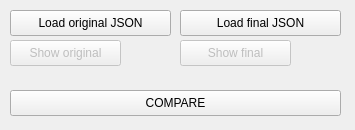
Above: warehouse_visualizer/src/mainwindow.ui from JohnyDevp/bachelor_work before the change. Below: the same form after it.
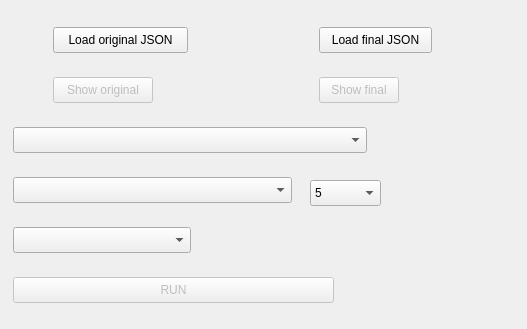
That is the form after the change.

What changed in the file:
```diff
--- a/warehouse_visualizer/src/mainwindow.ui
+++ b/warehouse_visualizer/src/mainwindow.ui
@@ -9,10 +9,16 @@
    <rect>
     <x>0</x>
     <y>0</y>
-    <width>355</width>
-    <height>130</height>
+    <width>527</width>
+    <height>329</height>
    </rect>
   </property>
+  <property name="maximumSize">
+   <size>
+    <width>16777213</width>
+    <height>16777215</height>
+   </size>
+  </property>
   <property name="windowTitle">
    <string>MainWindow</string>
   </property>
@@ -26,21 +32,21 @@
      <height>130</height>
     </size>
    </property>
-   <property name="maximumSize">
-    <size>
-     <width>355</width>
-     <height>130</height>
-    </size>
-   </property>
    <widget class="QPushButton" name="btnLoadOriginalJson">
     <property name="geometry">
      <rect>
-      <x>10</x>
-      <y>10</y>
-      <width>161</width>
+      <x>53</x>
+      <y>27</y>
+      <width>135</width>
       <height>26</height>
      </rect>
     </property>
+    <property name="sizePolicy">
+     <sizepolicy hsizetype="Fixed" vsizetype="Fixed">
+      <horstretch>0</horstretch>
+      <verstretch>0</verstretch>
+     </sizepolicy>
+    </property>
     <property name="text">
      <string>Load original JSON</string>
     </property>
@@ -48,12 +54,18 @@
    <widget class="QPushButton" name="btnLoadFinalJson">
     <property name="geometry">
      <rect>
-      <x>180</x>
-      <y>10</y>
-      <width>161</width>
+      <x>319</x>
+      <y>27</y>
+      <width>113</width>
       <height>26</height>
      </rect>
     </property>
+    <property name="sizePolicy">
+     <sizepolicy hsizetype="Fixed" vsizetype="Fixed">
+      <horstretch>0</horstretch>
+      <verstretch>0</verstretch>
+     </sizepolicy>
+    </property>
     <property name="text">
      <string>Load final JSON</string>
     </property>
@@ -64,12 +76,18 @@
     </property>
     <property name="geometry">
      <rect>
-      <x>10</x>
-      <y>40</y>
-      <width>111</width>
+      <x>53</x>
+      <y>77</y>
+      <width>100</width>
       <height>26</height>
      </rect>
     </property>
+    <property name="sizePolicy">
+     <sizepolicy hsizetype="Fixed" vsizetype="Fixed">
+      <horstretch>0</horstretch>
+      <verstretch>0</verstretch>
+     </sizepolicy>
+    </property>
     <property name="text">
      <string>Show original</string>
     </property>
@@ -80,29 +98,228 @@
     </property>
     <property name="geometry">
      <rect>
-      <x>180</x>
-      <y>40</y>
-      <width>111</width>
+      <x>319</x>
+      <y>77</y>
+      <width>80</width>
       <height>26</height>
      </rect>
     </property>
+    <property name="sizePolicy">
+     <sizepolicy hsizetype="Fixed" vsizetype="Fixed">
+      <horstretch>0</horstretch>
+      <verstretch>0</verstretch>
+     </sizepolicy>
+    </property>
     <property name="text">
      <string>Show final</string>
     </property>
    </widget>
-   <widget class="QPushButton" name="btnCompare">
+   <widget class="QPushButton" name="btnRun">
+    <property name="enabled">
+     <bool>false</bool>
+    </property>
     <property name="geometry">
      <rect>
-      <x>10</x>
-      <y>90</y>
-      <width>331</width>
+      <x>13</x>
+      <y>277</y>
+      <width>321</width>
       <height>26</height>
      </rect>
     </property>
+    <property name="sizePolicy">
+     <sizepolicy hsizetype="Fixed" vsizetype="Fixed">
+      <horstretch>0</horstretch>
+      <verstretch>0</verstretch>
+     </sizepolicy>
+    </property>
     <property name="text">
-     <string>COMPARE</string>
+     <string>RUN</string>
     </property>
    </widget>
+   <widget class="QComboBox" name="cmbGroupingAlg">
+    <property name="enabled">
+     <bool>true</bool>
+    </property>
+    <property name="geometry">
+     <rect>
+      <x>13</x>
+      <y>177</y>
+      <width>279</width>
+      <height>26</height>
+     </rect>
+    </property>
+    <property name="sizePolicy">
+     <sizepolicy hsizetype="Fixed" vsizetype="Fixed">
+      <horstretch>0</horstretch>
+      <verstretch>0</verstretch>
+     </sizepolicy>
+    </property>
+    <property name="placeholderText">
+     <string>Choose grouping customer algorithm</string>
+    </property>
+    <item>
+     <property name="text">
+      <string>AVG DISTANCES METHOD</string>
+     </property>
+    </item>
+    <item>
+     <property name="text">
+      <string>LEAST SQUARE METHOD</string>
+     </property>
+    </item>
+    <item>
+     <property name="text">
+      <string>K MEANS CLUSTERING</string>
+     </property>
+    </item>
+    <item>
+     <property name="text">
+      <string>AUTO</string>
+     </property>
+    </item>
+   </widget>
+   <widget class="QComboBox" name="cmbBPAlgorithm">
+    <property name="geometry">
+     <rect>
+      <x>13</x>
+      <y>127</y>
+      <width>354</width>
+      <height>26</height>
+     </rect>
+    </property>
+    <property name="sizePolicy">
+     <sizepolicy hsizetype="Fixed" vsizetype="Fixed">
+      <horstretch>0</horstretch>
+      <verstretch>0</verstretch>
+     </sizepolicy>
+    </property>
+    <property name="placeholderText">
+     <string>Choose Bin Packing algorithm</string>
+    </property>
+    <item>
+     <property name="text">
+      <string>1D_FFD_BASE_LINE</string>
+     </property>
+    </item>
+    <item>
+     <property name="text">
+      <string>1D_FFD_ITEMS_SPLITTING</string>
+     </property>
+    </item>
+    <item>
+     <property name="text">
+      <string>1D_FFDS_MULTI_BOXES</string>
+     </property>
+    </item>
+    <item>
+     <property name="text">
+      <string>3D_LIBRARY_ONE_BOX</string>
+     </property>
+    </item>
+    <item>
+     <property name="text">
+      <string>3D_LIBRARY_FFDSEnhancement_MULTI_BOXES</string>
+     </property>
+    </item>
+    <item>
+     <property name="text">
+      <string>3D_LIBRARY_MULTI_BOXES_COUNT_DEFINED</string>
+     </property>
+    </item>
+   </widget>
+   <widget class="QComboBox" name="cmbTSPAlg">
+    <property name="geometry">
+     <rect>
+      <x>13</x>
+      <y>227</y>
+      <width>178</width>
+      <height>26</height>
+     </rect>
+    </property>
+    <property name="sizePolicy">
+     <sizepolicy hsizetype="Fixed" vsizetype="Fixed">
+      <horstretch>0</horstretch>
+      <verstretch>0</verstretch>
+     </sizepolicy>
+    </property>
+    <property name="placeholderText">
+     <string>Choose TSP algorithm</string>
+    </property>
+    <item>
+     <property name="text">
+      <string>NEAREST NEIGHBOR</string>
+     </property>
+    </item>
+    <item>
+     <property name="text">
+      <string>GREEDY</string>
+     </property>
+    </item>
+    <item>
+     <property name="text">
+      <string>NONE</string>
+     </property>
+    </item>
+   </widget>
+   <widget class="QComboBox" name="cmbNumKMeansIter">
+    <property name="geometry">
+     <rect>
+      <x>310</x>
+      <y>180</y>
+      <width>71</width>
+      <height>26</height>
+     </rect>
+    </property>
+    <property name="sizePolicy">
+     <sizepolicy hsizetype="Fixed" vsizetype="Fixed">
+      <horstretch>200</horstretch>
+      <verstretch>0</verstretch>
+     </sizepolicy>
+    </property>
+    <property name="whatsThis">
+     <string>Number of K-Means iterations</string>
+    </property>
+    <item>
+     <property name="text">
+      <string>5</string>
+     </property>
+    </item>
+    <item>
+     <property name="text">
+      <string>10</string>
+     </property>
+    </item>
+    <item>
+     <property name="text">
+      <string>15</string>
+     </property>
+    </item>
+    <item>
+     <property name="text">
+      <string>20</string>
+     </property>
+    </item>
+    <item>
+     <property name="text">
+      <string>30</string>
+     </property>
+    </item>
+    <item>
+     <property name="text">
+      <string>40</string>
+     </property>
+    </item>
+    <item>
+     <property name="text">
+      <string>60</string>
+     </property>
+    </item>
+    <item>
+     <property name="text">
+      <string>100</string>
+     </property>
+    </item>
+   </widget>
   </widget>
  </widget>
  <resources/>
```
